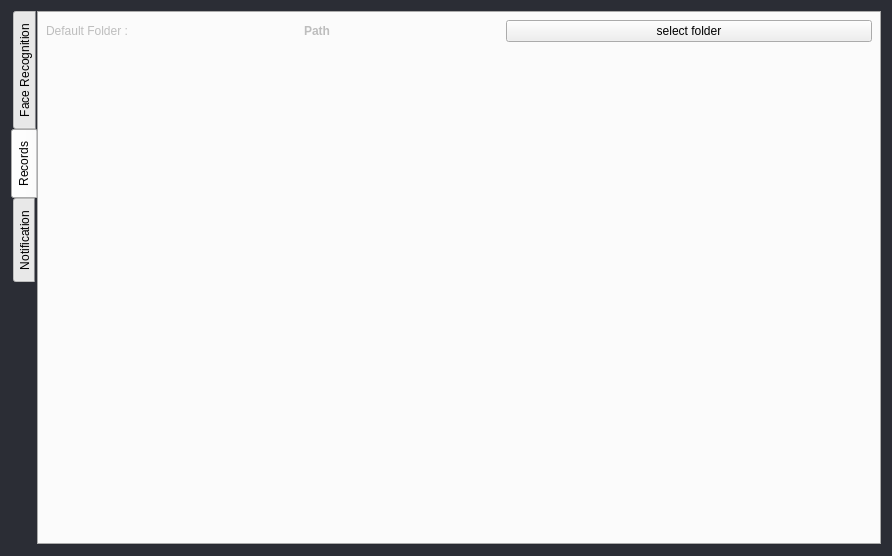
First picture: the form in custom_widgets/setting/Setting.ui, repository elmhadji/AccessController, before the edit.
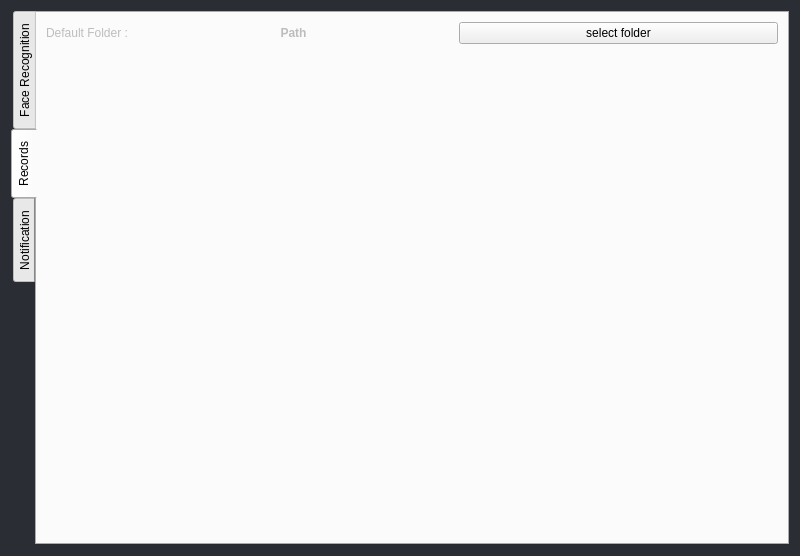
Second picture: the form after the edit. The open tabs and pages were chosen to show the change.

The edit to the form file:
```diff
--- a/custom_widgets/setting/Setting.ui
+++ b/custom_widgets/setting/Setting.ui
@@ -6,7 +6,7 @@
    <rect>
     <x>0</x>
     <y>0</y>
-    <width>892</width>
+    <width>800</width>
     <height>556</height>
    </rect>
   </property>
@@ -25,10 +25,6 @@
 #Setting QLabel {
 	color:rgb(189, 189, 189);
 
-}
-QTabWidget{
-
-border-radius: 10px 0px 0px 40px; /* bottom-left, bottom-right, top-right, top-left */
 }</string>
   </property>
   <layout class="QVBoxLayout" name="verticalLayout_2">
@@ -130,7 +126,6 @@
           <widget class="QLabel" name="path">
            <property name="font">
             <font>
-             <weight>75</weight>
              <bold>true</bold>
             </font>
            </property>
```
Left out of the diff: 33 changed lines with no effect on the pictures.
